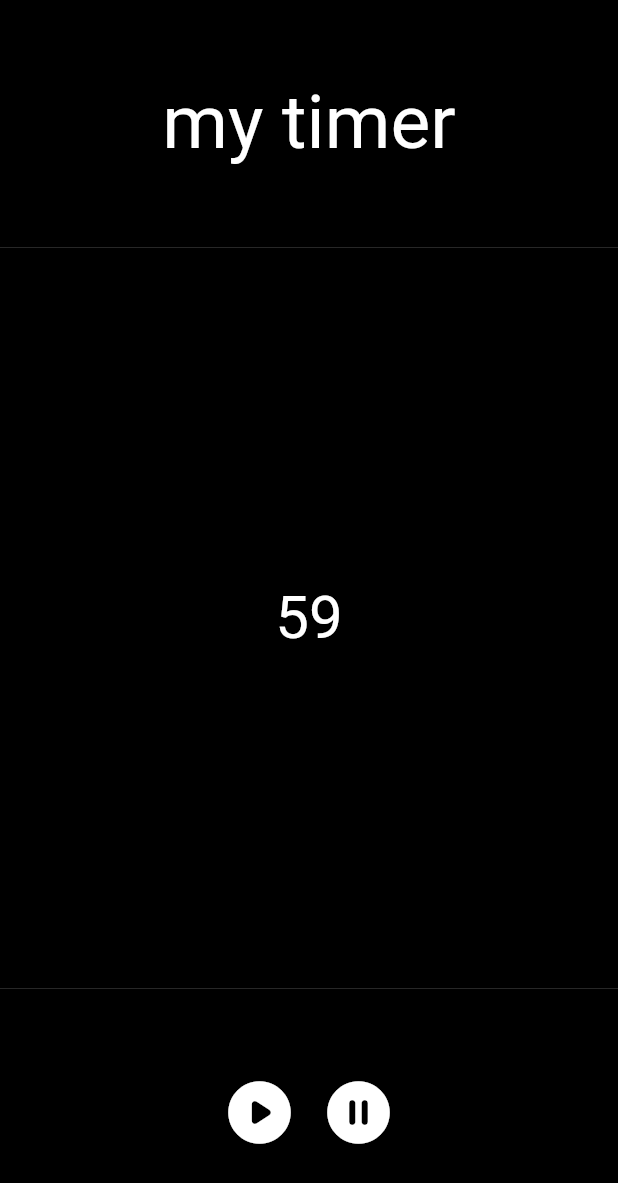
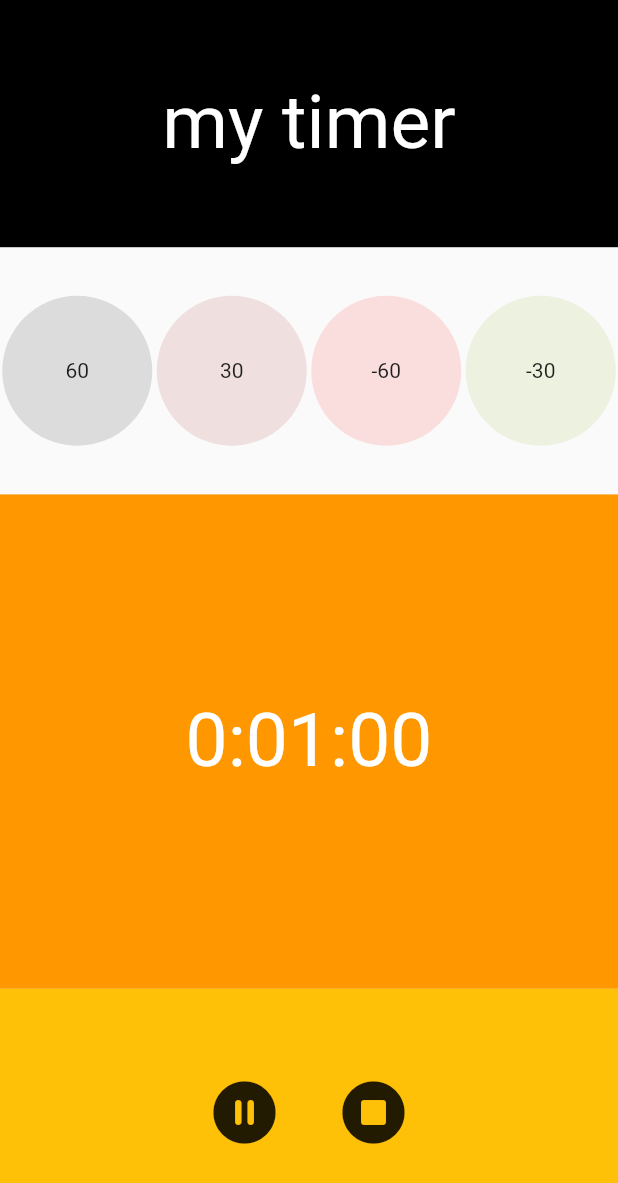
Before and after one commit to 64542/flutter_application_timer, a Flutter app: the screen it shows after launch, after a tap on the "play circle" icon, on a phone screen of 412 x 824 dp. Shown: the top 1183 px of the screen. Run offline on Flutter 3.47's test engine with Material 2 defaults, Android fonts, the phone set to English and light mode, and no system bars.

Commit message:
20230426

```diff
--- a/lib/main.dart
+++ b/lib/main.dart
@@ -3,7 +3,7 @@ import 'dart:async';
 import 'package:flutter/material.dart';
 
 void main() {
-  runApp(MyApp());
+  runApp(const MyApp());
 }
 
 class MyApp extends StatefulWidget {
@@ -13,15 +13,55 @@ class MyApp extends StatefulWidget {
   State<MyApp> createState() => _MyAppState();
 }
 
+//period 시간 주기
 class _MyAppState extends State<MyApp> {
-  int times = 1 * 60;
+  int times = 60;
   late Timer timer;
+  String timeview = '0:00:00';
+  bool isRunning = false;
+  void timeStart() {
+    //돌고 있는가? => 시간을 멈춤
+    //안돌고 있음 => 돌아감
+    if (isRunning) {
+      timeStop();
 
-  void timeStart() {
-    Timer timer = Timer.periodic(const Duration(seconds: 1), (timer) {
       setState(() {
+        isRunning = !isRunning;
+      });
+    } else {
+      setState(() {
+        isRunning = !isRunning;
+      });
+      timer = Timer.periodic(const Duration(seconds: 1), (timer) {
+        setState(() {
+          timeview = Duration(seconds: times).toString().split('.')[0];
           times--;
+          if (times < 0) {
+            timeStop();
+            isRunning = !isRunning;
+          }
         });
+      });
+    }
+
+    // 1초마다 1씩 내려감 일정간격마다 수행
+  }
+
+  void timeReset() {
+    //상태를 false로 변경
+    setState(() {
+      timeStop();
+      times = 60;
+      isRunning = false;
+      timeview = Duration(seconds: times).toString().split('.').first;
+    });
+  }
+
+  void addTime(int sec) {
+    times = times + sec;
+    times = times < 0 ? 0 : times;
+    setState(() {
+      timeview = Duration(seconds: times).toString().split('.').first;
     });
   }
 
@@ -41,7 +81,7 @@ class _MyAppState extends State<MyApp> {
                 width: double.infinity,
                 height: double.infinity,
                 color: Colors.black,
-                  child: Center(
+                child: const Center(
                   child: Text(
                     'my timer',
                     style: TextStyle(color: Colors.white, fontSize: 50),
@@ -49,15 +89,32 @@ class _MyAppState extends State<MyApp> {
                 ),
               )),
           Flexible(
-                flex: 3,
+              flex: 1,
+              child: SizedBox(
+                width: double.infinity,
+                height: double.infinity,
+                child: Row(
+                  mainAxisAlignment: MainAxisAlignment.spaceAround,
+                  children: [
+                    timeButton(sec: 60, color: Colors.black12),
+                    timeButton(sec: 30, color: Color.fromARGB(31, 167, 24, 24)),
+                    timeButton(
+                        sec: -60, color: Color.fromARGB(31, 247, 17, 17)),
+                    timeButton(
+                        sec: -30, color: Color.fromARGB(31, 147, 173, 32)),
+                  ],
+                ),
+              )),
+          Flexible(
+              flex: 2,
               child: Container(
                 width: double.infinity,
                 height: double.infinity,
-                  color: Colors.black,
+                color: Colors.orange,
                 child: Center(
                   child: Text(
-                      '$times',
-                      style: TextStyle(color: Colors.white, fontSize: 40),
+                    timeview,
+                    style: const TextStyle(color: Colors.white, fontSize: 50),
                   ),
                 ),
               )),
@@ -66,29 +123,42 @@ class _MyAppState extends State<MyApp> {
               child: Container(
                   width: double.infinity,
                   height: double.infinity,
-                color: Colors.black,
-                child: Center(
+                  color: Colors.amber,
                   child: Row(
                     mainAxisAlignment: MainAxisAlignment.center,
                     children: [
+                      if (isRunning)
                         IconButton(
                             iconSize: 50,
                             onPressed: timeStart,
-                        icon: Icon(
-                          Icons.play_circle_rounded,
-                          color: Colors.white,
-                        )),
+                            icon: Icon(Icons.pause_circle_rounded))
+                      else
                         IconButton(
                             iconSize: 50,
                             onPressed: timeStart,
-                        icon: Icon(Icons.pause_circle_rounded,
-                            color: Colors.white))
+                            icon: const Icon(Icons.play_circle_rounded)),
+                      SizedBox(
+                        width: 20,
+                      ),
+                      IconButton(
+                          iconSize: 50,
+                          onPressed: timeReset,
+                          icon: Icon(Icons.stop_circle_rounded)),
+                    ],
+                  ))),
         ],
       )),
-              ),
-            ),
-          ],
-        ),
+    );
+  }
+
+  GestureDetector timeButton({required int sec, required Color color}) {
+    return GestureDetector(
+      onTap: () => addTime(sec),
+      child: Container(
+        width: 100,
+        height: 100,
+        decoration: BoxDecoration(shape: BoxShape.circle, color: color),
+        child: Center(child: Text('$sec')),
       ),
     );
   }
```
Lines whose indentation alone changed are shown as unchanged.
